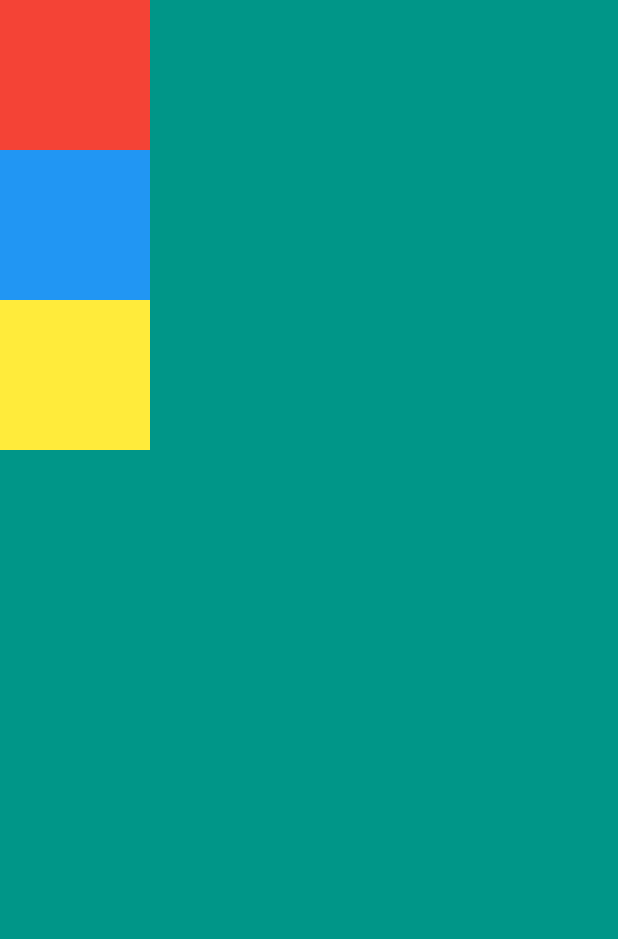
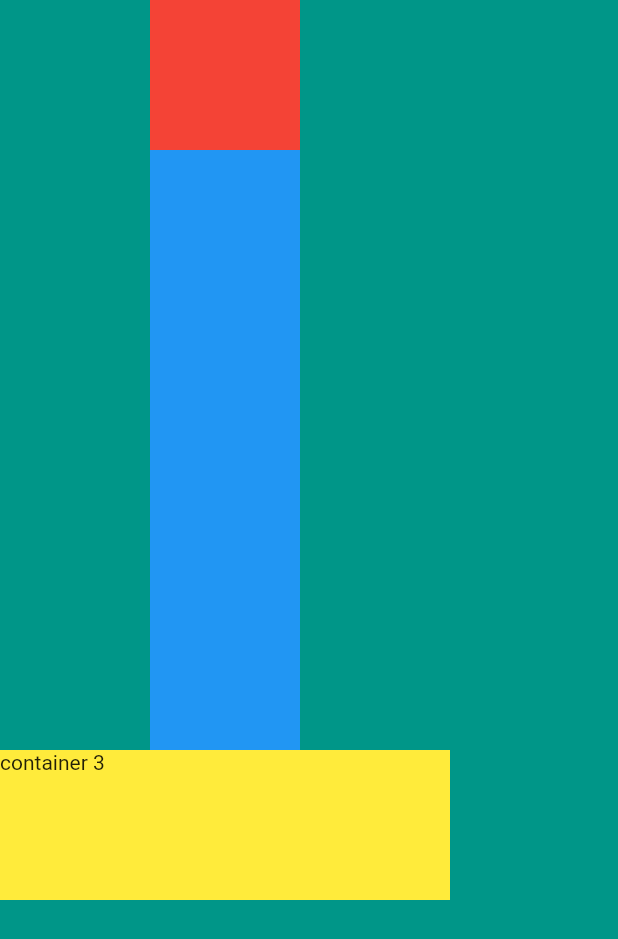
Before and after one commit to KYOHEI-jp/CardFlutter, a Flutter app: the screen it shows after launch, on a phone screen of 412 x 824 dp. Shown: the top 939 px of the screen. Run offline on Flutter 3.47's test engine with Material 2 defaults, Android fonts, the phone set to English and light mode, and no system bars.

Commit message:
ColumnでContainerの大きさ変更

```diff
--- a/lib/main.dart
+++ b/lib/main.dart
@@ -20,11 +20,12 @@ class MyApp extends StatelessWidget {
               ),
               Container(
                 width: 100,
-                height: 100,
+                height: 400,
                 color: Colors.blue,
               ),
               Container(
-                width: 100,
+                child: Text("container 3"),
+                width: 300,
                 height: 100,
                 color: Colors.yellow,
               )
```
